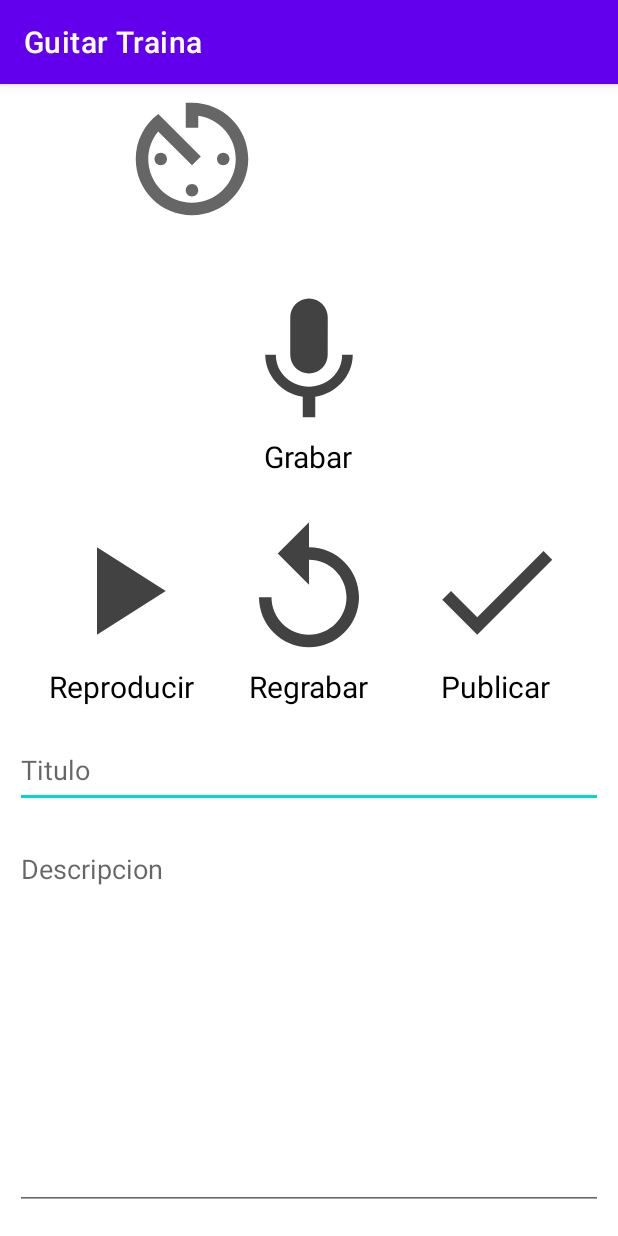
After one commit to Santia545/GuitarTraina-Android, an Android app: the RecorderActivity screen opened directly, with no data from a screen before it, on a phone screen of 412 x 824 dp. The commit adds this screen. Run offline under Robolectric (Android 15) with nearby library versions, the phone set to English and light mode, and no system bars; network calls fail.

Commit message:
created user interface for ranking and creating a rank

```diff
--- /dev/null
+++ b/app/src/main/java/com/example/guitartraina/activities/ranking/RankingActivity.java
@@ -0,0 +1,23 @@
+package com.example.guitartraina.activities.ranking;
+
+import androidx.appcompat.app.AppCompatActivity;
+
+import android.content.Intent;
+import android.os.Bundle;
+import android.view.View;
+
+import com.example.guitartraina.R;
+import com.google.android.material.floatingactionbutton.FloatingActionButton;
+
+public class RankingActivity extends AppCompatActivity {
+    @Override
+    protected void onCreate(Bundle savedInstanceState) {
+        super.onCreate(savedInstanceState);
+        setContentView(R.layout.activity_ranking);
+        FloatingActionButton btnCreateChallenge = findViewById(R.id.fab);
+        btnCreateChallenge.setOnClickListener(view -> {
+            Intent recordActivity =new Intent(RankingActivity.this,RecorderActivity.class);
+            startActivity(recordActivity);
+        });
+    }
+}
--- /dev/null
+++ b/app/src/main/java/com/example/guitartraina/activities/ranking/RecorderActivity.java
@@ -0,0 +1,16 @@
+package com.example.guitartraina.activities.ranking;
+
+import androidx.appcompat.app.AppCompatActivity;
+
+import android.os.Bundle;
+
+import com.example.guitartraina.R;
+
+public class RecorderActivity extends AppCompatActivity {
+
+    @Override
+    protected void onCreate(Bundle savedInstanceState) {
+        super.onCreate(savedInstanceState);
+        setContentView(R.layout.activity_recorder);
+    }
+}
--- a/app/src/main/java/com/example/guitartraina/ui/dashboard/DashboardFragment.java
+++ b/app/src/main/java/com/example/guitartraina/ui/dashboard/DashboardFragment.java
@@ -14,6 +14,7 @@ import com.example.guitartraina.R;
 import com.example.guitartraina.activities.BugReportActivity;
 import com.example.guitartraina.activities.ChordLibraryActivity;
 import com.example.guitartraina.activities.LooperActivity;
+import com.example.guitartraina.activities.ranking.RankingActivity;
 import com.example.guitartraina.activities.metronome.MetronomeActivity;
 import com.example.guitartraina.databinding.FragmentDashboardBinding;
 import com.google.android.material.navigation.NavigationView;
@@ -52,6 +53,8 @@ public class DashboardFragment extends Fragment {
                 startActivity(chordLibrary);
             } else if (itemId == R.id.navigation_progreso) {
             } else if (itemId == R.id.navigation_ranking) {
+                Intent ranking = new Intent(requireContext(), RankingActivity.class);
+                startActivity(ranking);
             } else if (itemId == R.id.navigation_unranked) {
             } else if (itemId == R.id.navigation_reportar_errores) {
                 Intent bugReport = new Intent(requireContext(), BugReportActivity.class);
--- /dev/null
+++ b/app/src/main/res/drawable/baseline_add_24.xml
@@ -0,0 +1,5 @@
+<vector android:height="24dp" android:tint="#000000"
+    android:viewportHeight="24" android:viewportWidth="24"
+    android:width="24dp" xmlns:android="http://schemas.android.com/apk/res/android">
+    <path android:fillColor="@android:color/white" android:pathData="M19,13h-6v6h-2v-6H5v-2h6V5h2v6h6v2z"/>
+</vector>
--- /dev/null
+++ b/app/src/main/res/drawable/baseline_done_24.xml
@@ -0,0 +1,5 @@
+<vector android:height="24dp" android:tint="#000000"
+    android:viewportHeight="24" android:viewportWidth="24"
+    android:width="24dp" xmlns:android="http://schemas.android.com/apk/res/android">
+    <path android:fillColor="@android:color/white" android:pathData="M9,16.2L4.8,12l-1.4,1.4L9,19 21,7l-1.4,-1.4L9,16.2z"/>
+</vector>
--- /dev/null
+++ b/app/src/main/res/drawable/baseline_mic_24.xml
@@ -0,0 +1,5 @@
+<vector android:height="24dp" android:tint="#000000"
+    android:viewportHeight="24" android:viewportWidth="24"
+    android:width="24dp" xmlns:android="http://schemas.android.com/apk/res/android">
+    <path android:fillColor="@android:color/white" android:pathData="M12,14c1.66,0 2.99,-1.34 2.99,-3L15,5c0,-1.66 -1.34,-3 -3,-3S9,3.34 9,5v6c0,1.66 1.34,3 3,3zM17.3,11c0,3 -2.54,5.1 -5.3,5.1S6.7,14 6.7,11L5,11c0,3.41 2.72,6.23 6,6.72L11,21h2v-3.28c3.28,-0.48 6,-3.3 6,-6.72h-1.7z"/>
+</vector>
--- /dev/null
+++ b/app/src/main/res/drawable/baseline_replay_24.xml
@@ -0,0 +1,5 @@
+<vector android:height="24dp" android:tint="#000000"
+    android:viewportHeight="24" android:viewportWidth="24"
+    android:width="24dp" xmlns:android="http://schemas.android.com/apk/res/android">
+    <path android:fillColor="@android:color/white" android:pathData="M12,5V1L7,6l5,5V7c3.31,0 6,2.69 6,6s-2.69,6 -6,6 -6,-2.69 -6,-6H4c0,4.42 3.58,8 8,8s8,-3.58 8,-8 -3.58,-8 -8,-8z"/>
+</vector>
--- /dev/null
+++ b/app/src/main/res/layout/activity_ranking.xml
@@ -0,0 +1,56 @@
+<?xml version="1.0" encoding="utf-8"?>
+<androidx.constraintlayout.widget.ConstraintLayout xmlns:android="http://schemas.android.com/apk/res/android"
+    xmlns:app="http://schemas.android.com/apk/res-auto"
+    xmlns:tools="http://schemas.android.com/tools"
+    android:layout_width="match_parent"
+    android:layout_height="match_parent"
+    tools:context=".activities.ranking.RankingActivity">
+
+    <EditText
+        android:inputType="text"
+        android:layout_margin="10dp"
+        android:id="@+id/editText2"
+        android:layout_width="match_parent"
+        android:layout_height="50dp"
+        android:hint="@string/buscar"
+        app:layout_constraintEnd_toEndOf="parent"
+        app:layout_constraintStart_toStartOf="parent"
+        app:layout_constraintTop_toTopOf="parent"
+        app:layout_constraintBottom_toTopOf="@id/recyclerView2"
+        android:drawableStart="@drawable/ic_baseline_search_24"/>
+
+    <androidx.recyclerview.widget.RecyclerView
+        android:id="@+id/recyclerView2"
+        android:layout_margin="10dp"
+        android:layout_width="match_parent"
+        android:layout_height="0dp"
+        app:layout_constraintBottom_toBottomOf="parent"
+        app:layout_constraintEnd_toEndOf="parent"
+        app:layout_constraintStart_toStartOf="parent"
+        app:layout_constraintTop_toBottomOf="@+id/editText2" />
+
+    <TextView
+        android:layout_width="wrap_content"
+        android:layout_height="wrap_content"
+        app:layout_constraintHorizontal_bias="0.90"
+        app:layout_constraintVertical_bias="0.99"
+        android:text="@string/compite"
+        android:textAlignment="center"
+        app:layout_constraintBottom_toTopOf="@+id/fab"
+        app:layout_constraintEnd_toEndOf="parent"
+        app:layout_constraintStart_toStartOf="parent"
+        app:layout_constraintTop_toTopOf="parent" />
+    <com.google.android.material.floatingactionbutton.FloatingActionButton
+        android:id="@+id/fab"
+        app:layout_constraintVertical_bias="0.98"
+        app:layout_constraintHorizontal_bias="0.95"
+        android:layout_width="wrap_content"
+        android:layout_height="wrap_content"
+        android:layout_gravity="end|bottom"
+        android:layout_margin="16dp"
+        android:src="@drawable/baseline_add_24"
+        app:layout_constraintBottom_toBottomOf="parent"
+        app:layout_constraintEnd_toEndOf="parent"
+        app:layout_constraintStart_toStartOf="parent"
+        app:layout_constraintTop_toTopOf="parent" />
+</androidx.constraintlayout.widget.ConstraintLayout>
--- /dev/null
+++ b/app/src/main/res/layout/activity_recorder.xml
@@ -0,0 +1,190 @@
+<?xml version="1.0" encoding="utf-8"?>
+<androidx.constraintlayout.widget.ConstraintLayout xmlns:android="http://schemas.android.com/apk/res/android"
+    xmlns:app="http://schemas.android.com/apk/res-auto"
+    xmlns:tools="http://schemas.android.com/tools"
+    android:layout_width="match_parent"
+    android:layout_height="match_parent"
+    tools:context=".activities.ranking.RecorderActivity">
+
+    <ImageView
+        android:layout_width="100dp"
+        android:layout_height="100dp"
+        android:src="@drawable/ic_baseline_av_timer_24"
+        app:layout_constraintBottom_toBottomOf="parent"
+        app:layout_constraintEnd_toEndOf="parent"
+        app:layout_constraintHorizontal_bias="0.25"
+        app:layout_constraintStart_toStartOf="parent"
+        app:layout_constraintTop_toTopOf="parent"
+        app:layout_constraintVertical_bias="0" />
+
+    <TextView
+        android:id="@+id/seconds_tv"
+        android:textStyle="bold"
+        android:textSize="20sp"
+        android:layout_width="wrap_content"
+        android:layout_height="wrap_content"
+        app:layout_constraintBottom_toBottomOf="parent"
+        app:layout_constraintEnd_toEndOf="parent"
+        app:layout_constraintStart_toStartOf="parent"
+        app:layout_constraintTop_toTopOf="parent"
+        app:layout_constraintVertical_bias="0.05"
+        app:layout_constraintHorizontal_bias="0.75"/>
+    <TextView
+        android:id="@+id/note_counter_tv"
+        android:textSize="20sp"
+        android:layout_width="wrap_content"
+        android:layout_height="wrap_content"
+        app:layout_constraintBottom_toBottomOf="parent"
+        app:layout_constraintEnd_toEndOf="parent"
+        app:layout_constraintStart_toStartOf="parent"
+        app:layout_constraintTop_toTopOf="parent"
+        app:layout_constraintVertical_bias="0.135"/>
+    <LinearLayout
+        android:layout_width="wrap_content"
+        android:layout_height="wrap_content"
+        android:orientation="vertical"
+        android:layout_gravity="center_vertical"
+        app:layout_constraintBottom_toBottomOf="parent"
+        app:layout_constraintEnd_toEndOf="parent"
+        app:layout_constraintStart_toStartOf="parent"
+        app:layout_constraintTop_toTopOf="parent"
+        app:layout_constraintVertical_bias="0.21">
+        <ImageButton
+            android:id="@+id/record_btn"
+            android:scaleType="fitCenter"
+            style="@style/Widget.AppCompat.Button.Borderless"
+            android:padding="0dp"
+            android:layout_width="100dp"
+            android:layout_height="100dp"
+            android:src="@drawable/baseline_mic_24"
+            app:tint="@color/cardview_dark_background"
+
+            />
+        <TextView
+            android:layout_width="wrap_content"
+            android:layout_height="wrap_content"
+            android:textSize="20sp"
+            android:text="@string/grabar"
+            android:layout_gravity="center"
+            />
+    </LinearLayout>
+    <LinearLayout
+        android:layout_width="wrap_content"
+        android:layout_height="wrap_content"
+        android:orientation="vertical"
+        android:layout_gravity="center_vertical"
+        app:layout_constraintBottom_toBottomOf="parent"
+        app:layout_constraintEnd_toEndOf="parent"
+        app:layout_constraintHorizontal_bias="0.1"
+        app:layout_constraintStart_toStartOf="parent"
+        app:layout_constraintTop_toTopOf="parent"
+        app:layout_constraintVertical_bias="0.45">
+        <ImageButton
+            android:id="@+id/play_btn"
+            android:scaleType="fitCenter"
+            style="@style/Widget.AppCompat.Button.Borderless"
+            android:padding="0dp"
+            android:layout_width="100dp"
+            android:layout_height="100dp"
+            android:src="@drawable/baseline_play_arrow_24"
+            app:tint="@color/cardview_dark_background"
+
+            />
+        <TextView
+            android:layout_width="wrap_content"
+            android:layout_height="wrap_content"
+            android:textSize="20sp"
+            android:text="@string/reproducir"
+            android:layout_gravity="center"
+            />
+    </LinearLayout>
+    <LinearLayout
+        android:id="@+id/btn_layout"
+        android:layout_width="wrap_content"
+        android:layout_height="wrap_content"
+        android:orientation="vertical"
+        android:layout_gravity="center_vertical"
+        app:layout_constraintBottom_toBottomOf="parent"
+        app:layout_constraintEnd_toEndOf="parent"
+        app:layout_constraintHorizontal_bias="0.5"
+        app:layout_constraintStart_toStartOf="parent"
+        app:layout_constraintTop_toTopOf="parent"
+        app:layout_constraintVertical_bias="0.45">
+        <ImageButton
+            android:id="@+id/re_record_btn"
+            android:scaleType="fitCenter"
+            style="@style/Widget.AppCompat.Button.Borderless"
+            android:padding="0dp"
+            android:layout_width="100dp"
+            android:layout_height="100dp"
+            android:src="@drawable/baseline_replay_24"
+            app:tint="@color/cardview_dark_background"
+
+            />
+        <TextView
+            android:layout_width="wrap_content"
+            android:layout_height="wrap_content"
+            android:textSize="20sp"
+            android:text="@string/regrabar"
+            android:layout_gravity="center"
+            />
+    </LinearLayout>
+    <LinearLayout
+        android:layout_width="wrap_content"
+        android:layout_height="wrap_content"
+        android:orientation="vertical"
+        android:layout_gravity="center_vertical"
+        app:layout_constraintBottom_toBottomOf="parent"
+        app:layout_constraintEnd_toEndOf="parent"
+        app:layout_constraintHorizontal_bias="0.9"
+        app:layout_constraintStart_toStartOf="parent"
+        app:layout_constraintTop_toTopOf="parent"
+        app:layout_constraintVertical_bias="0.45">
+        <ImageButton
+            android:id="@+id/publish_btn"
+            android:scaleType="fitCenter"
+            style="@style/Widget.AppCompat.Button.Borderless"
+            android:padding="0dp"
+            android:layout_width="100dp"
+            android:layout_height="100dp"
+            android:src="@drawable/baseline_done_24"
+            app:tint="@color/cardview_dark_background"
+            />
+        <TextView
+            android:layout_width="wrap_content"
+            android:layout_height="wrap_content"
+            android:textSize="20sp"
+            android:text="@string/publicar"
+            android:layout_gravity="center"
+            />
+    </LinearLayout>
+    <EditText
+        android:inputType="text"
+        android:layout_marginHorizontal="10dp"
+        android:id="@+id/title_et"
+        android:layout_width="match_parent"
+        android:layout_height="50dp"
+        android:hint="@string/titulo"
+        app:layout_constraintEnd_toEndOf="parent"
+        app:layout_constraintStart_toStartOf="parent"
+        app:layout_constraintTop_toBottomOf="@id/btn_layout"
+        app:layout_constraintBottom_toTopOf="@id/description_et"/>
+
+    <EditText
+        android:id="@+id/description_et"
+        android:layout_width="match_parent"
+        android:layout_height="250dp"
+        android:layout_marginHorizontal="10dp"
+        android:gravity="start"
+        android:hint="@string/descripcion"
+        android:inputType="textMultiLine"
+        android:lines="10"
+        android:maxLength="3000"
+        android:maxLines="20"
+        app:layout_constraintBottom_toBottomOf="parent"
+        app:layout_constraintEnd_toEndOf="parent"
+        app:layout_constraintHorizontal_bias="0.238"
+        app:layout_constraintStart_toStartOf="parent"
+        app:layout_constraintTop_toBottomOf="@id/title_et" />
+
+</androidx.constraintlayout.widget.ConstraintLayout>
--- a/app/src/main/res/values/strings.xml
+++ b/app/src/main/res/values/strings.xml
@@ -153,6 +153,14 @@
     <string name="root_note">Nota Fundamental</string>
     <string name="chord_type">Tipo de Acorde</string>
     <string name="capo_barre_chord">Toca con capo o con cejilla en el traste indicado</string>
+    <string name="buscar">buscar</string>
+    <string name="compite">Compite</string>
+    <string name="grabar">Grabar</string>
+    <string name="descripcion">Descripcion</string>
+    <string name="titulo">Titulo</string>
+    <string name="publicar">Publicar</string>
+    <string name="reproducir">Reproducir</string>
+    <string name="regrabar">Regrabar</string>
     <string-array name="notes">
         <item>La</item>
         <item>La#</item>
```
Also changed, not shown: app/src/main/AndroidManifest.xml (+9 -1 lines), 1 other file.
